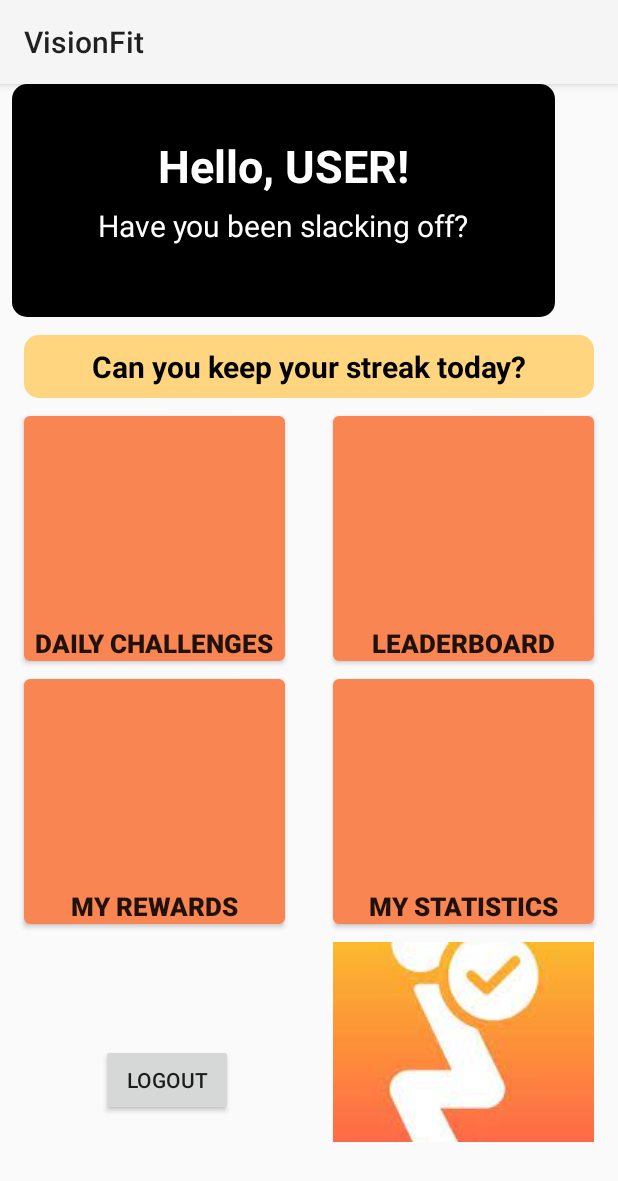
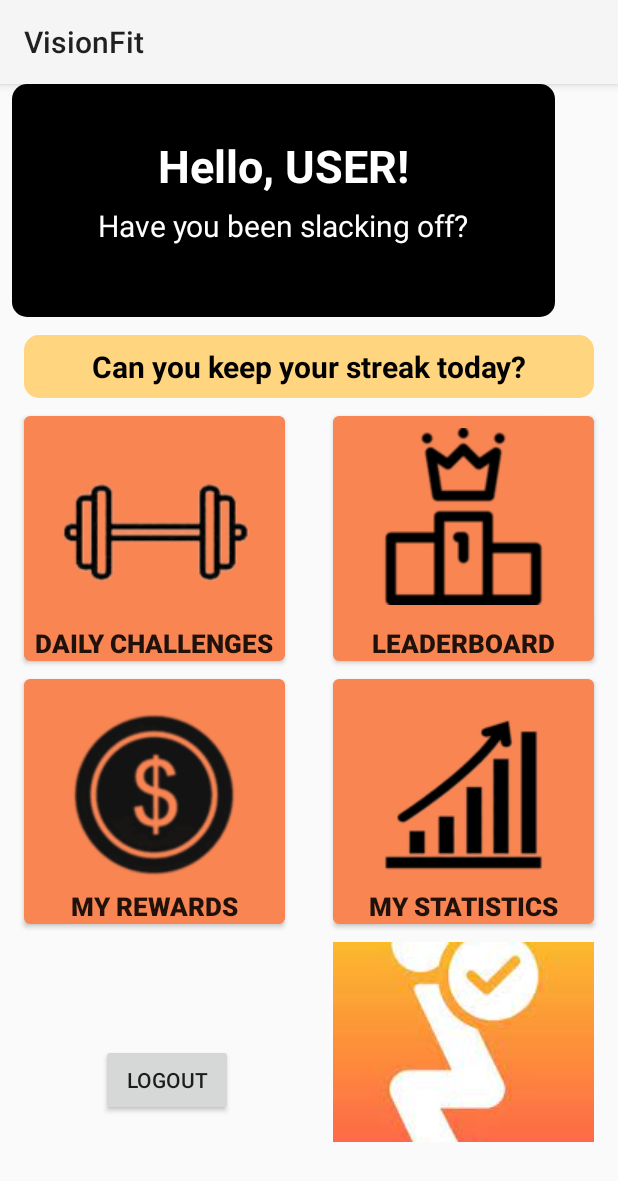
Before and after one commit to jh1h1h/visionfit, an Android app: the MainActivity screen opened directly, with no data from a screen before it, on a phone screen of 412 x 824 dp. Shown: the top 1181 px of the screen. Run offline under Robolectric (Android 15) with nearby library versions, the light colour scheme and no system bars; our stand-ins replace Firebase (no records; nobody signed in at launch, a user with empty details on screens opened directly).

Commit message:
feature:updated activity_main UI

```diff
--- a/app/src/main/res/drawable/mybutton.xml
+++ b/app/src/main/res/drawable/mybutton.xml
@@ -2,21 +2,21 @@
 <selector xmlns:android="http://schemas.android.com/apk/res/android" >
     <item android:state_pressed="true" >
         <shape android:shape="rectangle"  >
-            <corners android:radius="3dip" />
+            <corners android:radius="50dp" />
             <stroke android:width="1dip" android:color="#FFC374" />
             <gradient android:angle="-90" android:startColor="#FFC374" android:endColor="#FFC374"  />
         </shape>
     </item>
     <item android:state_focused="true">
         <shape android:shape="rectangle"  >
-            <corners android:radius="3dip" />
+            <corners android:radius="50dp" />
             <stroke android:width="1dip" android:color="#F98553" />
             <solid android:color="#F98553"/>
         </shape>
     </item>
     <item >
         <shape android:shape="rectangle"  >
-            <corners android:radius="3dip" />
+            <corners android:radius="50dp" />
             <stroke android:width="1dip" android:color="#F98553" />
             <gradient android:angle="-90" android:startColor="#F98553" android:endColor="#F98553" />
         </shape>
--- a/app/src/main/res/layout/activity_main.xml
+++ b/app/src/main/res/layout/activity_main.xml
@@ -19,7 +19,7 @@
         app:layout_constraintHorizontal_bias="0.0"
         app:layout_constraintLeft_toLeftOf="parent"
         app:layout_constraintStart_toStartOf="parent"
-        tools:ignore="MissingConstraints" >
+        tools:ignore="MissingConstraints">
 
         <TextView
             android:id="@+id/user_details"
@@ -29,10 +29,10 @@
             android:textColor="@color/white"
             android:textSize="30sp"
             android:textStyle="bold"
+            app:layout_constraintBottom_toBottomOf="@+id/bottomText"
             app:layout_constraintLeft_toLeftOf="@+id/greeting"
             app:layout_constraintRight_toRightOf="@+id/greeting"
-            app:layout_constraintTop_toTopOf="@+id/greeting"
-            app:layout_constraintBottom_toBottomOf="@+id/bottomText" />
+            app:layout_constraintTop_toTopOf="@+id/greeting" />
 
         <TextView
             android:id="@+id/bottomText"
@@ -41,10 +41,10 @@
             android:text="@string/have_you_been_slacking_off"
             android:textColor="@color/white"
             android:textSize="20sp"
+            app:layout_constraintBottom_toBottomOf="@+id/greeting"
             app:layout_constraintLeft_toLeftOf="@+id/greeting"
             app:layout_constraintRight_toRightOf="@+id/greeting"
-            app:layout_constraintTop_toTopOf="@+id/user_details"
-            app:layout_constraintBottom_toBottomOf="@+id/greeting" />
+            app:layout_constraintTop_toTopOf="@+id/user_details" />
 
     </androidx.constraintlayout.widget.ConstraintLayout>
 
@@ -87,6 +87,9 @@
         android:text="@string/daily_challenges"
         android:textStyle="bold"
         android:textSize="17sp"
+        android:drawableTop="@drawable/dumbbell_icon"
+        android:paddingTop="@dimen/padding_standard"
+        android:drawablePadding="-100dp"
         app:layout_constraintStart_toStartOf="parent"
         app:layout_constraintTop_toBottomOf="@id/streakMessage" />
 
@@ -102,6 +105,9 @@
         android:text="@string/leaderboard"
         android:textStyle="bold"
         android:textSize="17sp"
+        android:drawableTop="@drawable/leaderboard_icon"
+        android:paddingTop="@dimen/padding_standard"
+        android:drawablePadding="-100dp"
         app:layout_constraintEnd_toEndOf="parent"
         app:layout_constraintTop_toBottomOf="@id/streakMessage" />
 
@@ -117,6 +123,9 @@
         android:text="@string/my_rewards"
         android:textStyle="bold"
         android:textSize="17sp"
+        android:drawableTop="@drawable/coin_icon"
+        android:paddingTop="@dimen/padding_standard"
+        android:drawablePadding="-100dp"
         app:layout_constraintStart_toStartOf="parent"
         app:layout_constraintTop_toBottomOf="@id/dailychallengeButton" />
 
@@ -132,6 +141,9 @@
         android:text="@string/my_statistics"
         android:textStyle="bold"
         android:textSize="17sp"
+        android:drawableTop="@drawable/statistics_icon"
+        android:paddingTop="@dimen/padding_standard"
+        android:drawablePadding="-100dp"
         app:layout_constraintEnd_toEndOf="parent"
         app:layout_constraintTop_toBottomOf="@id/leaderboardButton" />
 
```
Also changed, not shown: app/src/main/res/drawable/coin_icon.png (added), app/src/main/res/drawable/dumbbell_icon.png, app/src/main/res/drawable/leaderboard_icon.png (added), app/src/main/res/drawable/statistics_icon.png (added).
